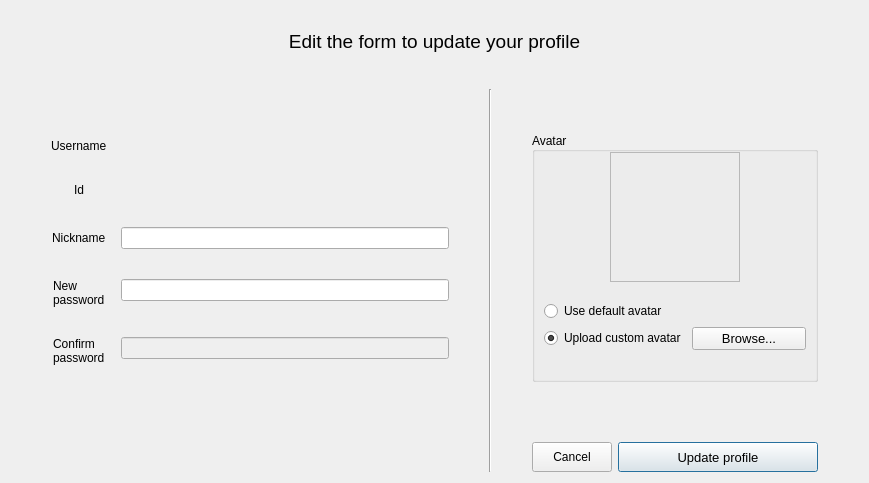
First picture: the form in textedit/forms/profileeditwindow.ui, repository pgallo725/livetext-pds, before the edit.
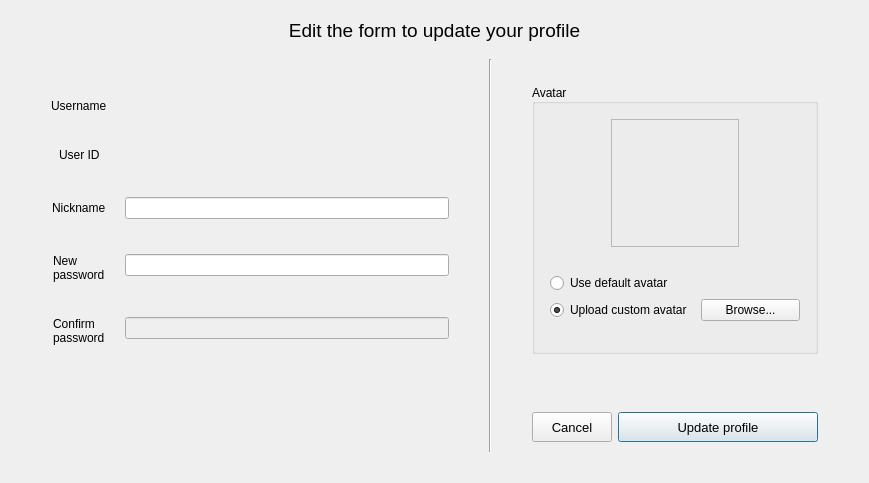
Second picture: the form after the edit.

Commit message: Small changes to Profile Edit Widnow (textSize) and TextEdit (document margins)

Diff of the .ui file:
```diff
--- a/textedit/forms/profileeditwindow.ui
+++ b/textedit/forms/profileeditwindow.ui
@@ -14,6 +14,9 @@
    <string>Edit profile</string>
   </property>
   <layout class="QVBoxLayout" name="verticalLayout_3">
+   <property name="topMargin">
+    <number>18</number>
+   </property>
    <item>
     <spacer name="verticalSpacer_15">
      <property name="orientation">
@@ -76,6 +79,9 @@
      <property name="rightMargin">
       <number>40</number>
      </property>
+     <property name="bottomMargin">
+      <number>20</number>
+     </property>
      <item>
       <layout class="QVBoxLayout" name="verticalLayout_10">
        <item>
@@ -89,7 +95,7 @@
          <property name="sizeHint" stdset="0">
           <size>
            <width>20</width>
-           <height>50</height>
+           <height>40</height>
           </size>
          </property>
         </spacer>
@@ -100,16 +106,21 @@
           <set>Qt::AlignCenter</set>
          </property>
          <property name="horizontalSpacing">
-          <number>14</number>
+          <number>18</number>
          </property>
          <property name="verticalSpacing">
-          <number>30</number>
+          <number>35</number>
          </property>
          <property name="bottomMargin">
           <number>0</number>
          </property>
          <item row="0" column="0">
           <widget class="QLabel" name="label_2">
+           <property name="font">
+            <font>
+             <pointsize>9</pointsize>
+            </font>
+           </property>
            <property name="text">
             <string>Username</string>
            </property>
@@ -117,6 +128,11 @@
          </item>
          <item row="2" column="0">
           <widget class="QLabel" name="label_5">
+           <property name="font">
+            <font>
+             <pointsize>9</pointsize>
+            </font>
+           </property>
            <property name="text">
             <string>Nickname</string>
            </property>
@@ -136,6 +152,11 @@
              <height>16777215</height>
             </size>
            </property>
+           <property name="font">
+            <font>
+             <pointsize>9</pointsize>
+            </font>
+           </property>
            <property name="maxLength">
             <number>50</number>
            </property>
@@ -143,6 +164,11 @@
          </item>
          <item row="3" column="0">
           <widget class="QLabel" name="label_11">
+           <property name="font">
+            <font>
+             <pointsize>9</pointsize>
+            </font>
+           </property>
            <property name="text">
             <string>New
 password</string>
@@ -163,6 +189,11 @@
              <height>16777215</height>
             </size>
            </property>
+           <property name="font">
+            <font>
+             <pointsize>9</pointsize>
+            </font>
+           </property>
            <property name="maxLength">
             <number>100</number>
            </property>
@@ -173,6 +204,11 @@
          </item>
          <item row="4" column="0">
           <widget class="QLabel" name="label_4">
+           <property name="font">
+            <font>
+             <pointsize>9</pointsize>
+            </font>
+           </property>
            <property name="text">
             <string>Confirm
 password</string>
@@ -190,6 +226,11 @@
              <height>16777215</height>
             </size>
            </property>
+           <property name="font">
+            <font>
+             <pointsize>9</pointsize>
+            </font>
+           </property>
            <property name="maxLength">
             <number>100</number>
            </property>
@@ -203,8 +244,13 @@
            <property name="enabled">
             <bool>true</bool>
            </property>
+           <property name="font">
+            <font>
+             <pointsize>9</pointsize>
+            </font>
+           </property>
            <property name="text">
-            <string>Id</string>
+            <string>User ID</string>
            </property>
           </widget>
          </item>
@@ -213,6 +259,11 @@
            <property name="enabled">
             <bool>false</bool>
            </property>
+           <property name="font">
+            <font>
+             <pointsize>9</pointsize>
+            </font>
+           </property>
            <property name="text">
             <string/>
            </property>
@@ -223,6 +274,11 @@
            <property name="enabled">
             <bool>false</bool>
            </property>
+           <property name="font">
+            <font>
+             <pointsize>9</pointsize>
+            </font>
+           </property>
            <property name="text">
             <string/>
            </property>
@@ -274,13 +330,18 @@
          <property name="sizeHint" stdset="0">
           <size>
            <width>20</width>
-           <height>50</height>
+           <height>35</height>
           </size>
          </property>
         </spacer>
        </item>
        <item>
         <widget class="QGroupBox" name="groupBox_2">
+         <property name="font">
+          <font>
+           <pointsize>9</pointsize>
+          </font>
+         </property>
          <property name="title">
           <string>Avatar</string>
          </property>
@@ -295,7 +356,10 @@
          </property>
          <layout class="QVBoxLayout" name="verticalLayout_4">
           <property name="topMargin">
-           <number>0</number>
+           <number>15</number>
+          </property>
+          <property name="bottomMargin">
+           <number>10</number>
           </property>
           <item alignment="Qt::AlignHCenter">
            <widget class="QLabel" name="label_UsrIcon">
@@ -307,14 +371,14 @@
             </property>
             <property name="minimumSize">
              <size>
-              <width>130</width>
-              <height>130</height>
+              <width>128</width>
+              <height>128</height>
              </size>
             </property>
             <property name="maximumSize">
              <size>
-              <width>130</width>
-              <height>130</height>
+              <width>128</width>
+              <height>128</height>
              </size>
             </property>
             <property name="baseSize">
@@ -348,7 +412,7 @@
             <property name="sizeHint" stdset="0">
              <size>
               <width>20</width>
-              <height>20</height>
+              <height>30</height>
              </size>
             </property>
            </spacer>
@@ -356,10 +420,24 @@
           <item>
            <layout class="QVBoxLayout" name="verticalLayout_2">
             <property name="leftMargin">
-             <number>0</number>
+             <number>6</number>
+            </property>
+            <property name="rightMargin">
+             <number>6</number>
             </property>
             <item>
              <widget class="QRadioButton" name="radioButton_defaultAvatar">
+              <property name="sizePolicy">
+               <sizepolicy hsizetype="Preferred" vsizetype="Preferred">
+                <horstretch>0</horstretch>
+                <verstretch>0</verstretch>
+               </sizepolicy>
+              </property>
+              <property name="font">
+               <font>
+                <pointsize>9</pointsize>
+               </font>
+              </property>
               <property name="text">
                <string>Use default avatar</string>
               </property>
@@ -376,10 +454,28 @@
               <property name="spacing">
                <number>6</number>
               </property>
+              <property name="sizeConstraint">
+               <enum>QLayout::SetDefaultConstraint</enum>
+              </property>
+              <property name="rightMargin">
+               <number>0</number>
+              </property>
               <item>
                <widget class="QRadioButton" name="radioButton_customAvatar">
+                <property name="sizePolicy">
+                 <sizepolicy hsizetype="Preferred" vsizetype="Preferred">
+                  <horstretch>0</horstretch>
+                  <verstretch>0</verstretch>
+                 </sizepolicy>
+                </property>
+                <property name="font">
+                 <font>
+                  <pointsize>9</pointsize>
+                  <kerning>true</kerning>
+                 </font>
+                </property>
                 <property name="text">
-                 <string>Upload custom avatar</string>
+                 <string>Upload custom avatar </string>
                 </property>
                 <property name="checked">
                  <bool>true</bool>
@@ -399,7 +495,7 @@
                 </property>
                 <property name="font">
                  <font>
-                  <pointsize>10</pointsize>
+                  <pointsize>9</pointsize>
                  </font>
                 </property>
                 <property name="text">
@@ -423,6 +519,11 @@
                 <height>0</height>
                </size>
               </property>
+              <property name="font">
+               <font>
+                <pointsize>9</pointsize>
+               </font>
+              </property>
               <property name="text">
                <string/>
               </property>
@@ -500,6 +601,11 @@
            </disabled>
           </palette>
          </property>
+         <property name="font">
+          <font>
+           <pointsize>9</pointsize>
+          </font>
+         </property>
          <property name="text">
           <string/>
          </property>
@@ -530,6 +636,11 @@
              <height>30</height>
             </size>
            </property>
+           <property name="font">
+            <font>
+             <pointsize>10</pointsize>
+            </font>
+           </property>
            <property name="text">
             <string>Cancel</string>
            </property>
@@ -564,6 +675,22 @@
          </item>
         </layout>
        </item>
+       <item>
+        <spacer name="verticalSpacer_5">
+         <property name="orientation">
+          <enum>Qt::Vertical</enum>
+         </property>
+         <property name="sizeType">
+          <enum>QSizePolicy::Preferred</enum>
+         </property>
+         <property name="sizeHint" stdset="0">
+          <size>
+           <width>20</width>
+           <height>20</height>
+          </size>
+         </property>
+        </spacer>
+       </item>
       </layout>
      </item>
     </layout>
```
The commit also changes 2 other files.
